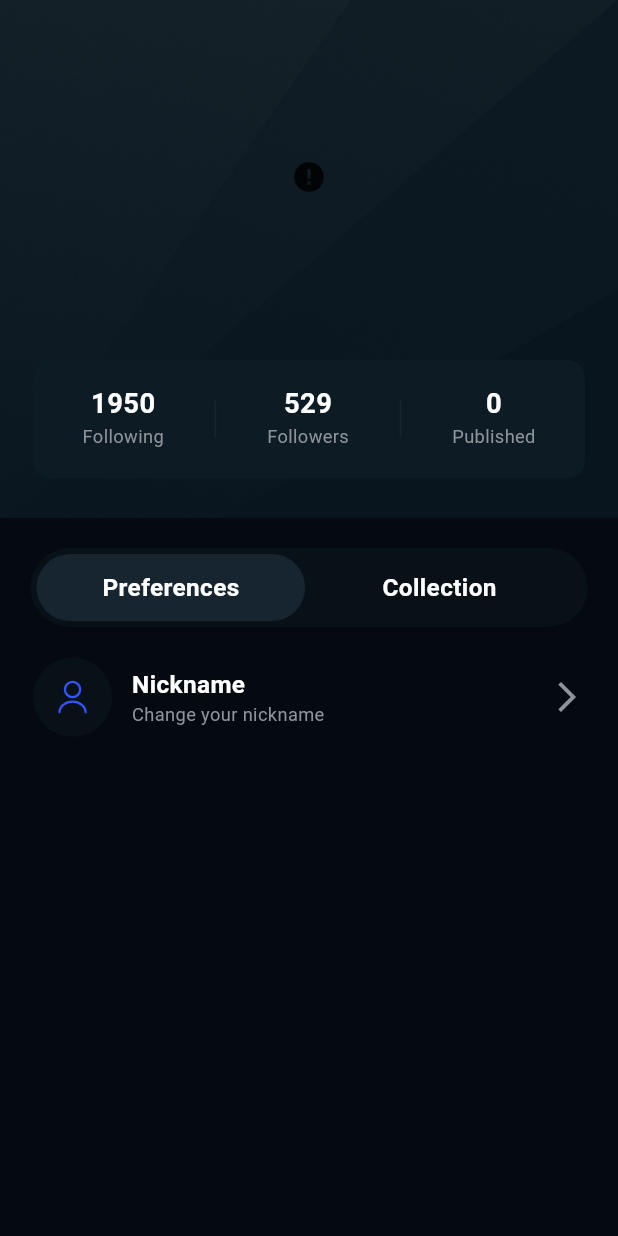
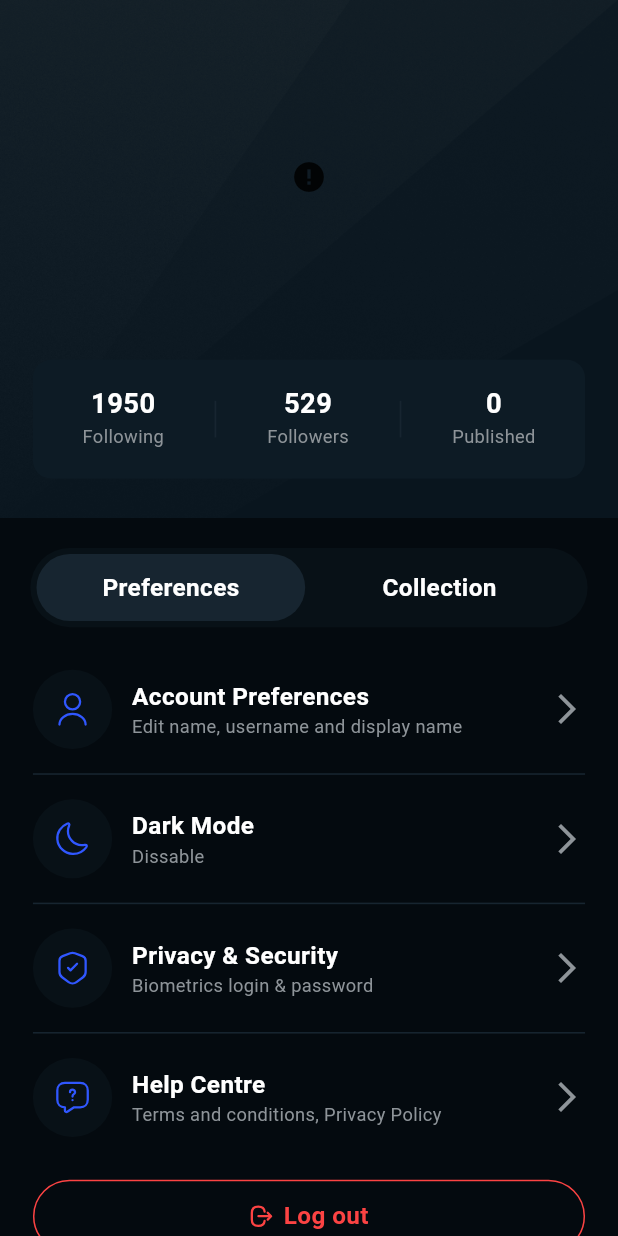
Before and after one commit to virtheart/flutter-news-app, a Flutter app: the ProfileView screen opened by its route, on a phone screen of 412 x 824 dp. Run offline on Flutter 3.47's test engine with Material 3 defaults, Android fonts, the phone set to English and light mode, and no system bars; drawn by our look-alikes of cached_network_image; our stand-ins replace dio, flutter_html, flutter_screenutil, flutter_svg, flutter_swiper_null_safety, get and 2 more; missing offline and left inert: tdesign_flutter; accounts and stored records are empty; network calls fail.

Commit message:
feat(profile): 添加PreferencesItem组件并集成到ProfileView
在ProfileView中新增PreferencesItem组件，用于展示用户偏好设置项，包括账户偏好、暗黑模式、隐私与安全、帮助中心等。该组件提高了代码复用性和UI一致性。

```diff
--- a/lib/app/modules/profile/views/profile_view.dart
+++ b/lib/app/modules/profile/views/profile_view.dart
@@ -5,6 +5,7 @@ import 'package:flutter_svg/flutter_svg.dart';
 import 'package:get/get.dart';
 import 'package:news/app/controllers/global_controller.dart';
 import 'package:news/components/custom_image.dart';
+import 'package:news/components/preferences_item.dart';
 
 import '../controllers/profile_controller.dart';
 
@@ -14,7 +15,8 @@ class ProfileView extends GetView<ProfileController> {
   Widget build(BuildContext context) {
     return Scaffold(
       backgroundColor: const Color(0xFF040A0F),
-      body: Column(
+      body: SingleChildScrollView(
+        child: Column(
           crossAxisAlignment: CrossAxisAlignment.start,
           children: [
             Stack(
@@ -241,65 +243,111 @@ class ProfileView extends GetView<ProfileController> {
               ),
             ),
             Obx(
-            () =>
-                controller.currentIndex.value == 0 ? Container(
+              () => controller.currentIndex.value == 0
+                  ? Container(
                       margin: EdgeInsets.only(
                         left: 20.w,
                         right: 20.w,
                       ),
                       child: Column(
                         children: [
-                      Row(
-                        mainAxisAlignment: MainAxisAlignment.spaceBetween,
-                        children: [
+                          SizedBox(
+                            height: 8.h,
+                          ),
+                          PreferencesItem(
+                            title: 'Account Preferences',
+                            subTitle: 'Edit name, username and display name',
+                            icon: 'assets/svgs/user.svg',
+                            onTap: () {},
+                          ),
                           Container(
-                            width: 52.r,
-                            height: 52.r,
+                            height: 1.h,
+                            width: double.infinity,
+                            color: const Color(0xFF172530),
+                            margin: EdgeInsets.symmetric(vertical: 16.h,),
+                          ),
+                          PreferencesItem(
+                            title: 'Dark Mode',
+                            subTitle: 'Dissable',
+                            icon: 'assets/svgs/moon.svg',
+                            trailing: Switch(
+                              value: false,
+                              onChanged: (value) {},
+                            ),
+                            onTap: () {},
+                          ),
+                          Container(
+                            height: 1.h,
+                            width: double.infinity,
+                            color: const Color(0xFF172530),
+                            margin: EdgeInsets.symmetric(vertical: 16.h,),
+                          ),
+                          PreferencesItem(
+                            title: 'Privacy & Security',
+                            subTitle: 'Biometrics login & password',
+                            icon: 'assets/svgs/shield-tick.svg',
+                            onTap: () {},
+                          ),
+                          Container(
+                            height: 1.h,
+                            width: double.infinity,
+                            color: const Color(0xFF172530),
+                            margin: EdgeInsets.symmetric(vertical: 16.h,),
+                          ),
+                          PreferencesItem(
+                            title: 'Help Centre',
+                            subTitle: 'Terms and conditions, Privacy Policy',
+                            icon: 'assets/svgs/message-question.svg',
+                            onTap: () {},
+                          ),
+                          SizedBox(
+                            height: 28.h,
+                          ),
+                          GestureDetector(
+                            child: Container(
+                              height: 48.h,
+                              width: double.infinity,
                               decoration: BoxDecoration(
-                              color: const Color(0xFF081117),
                                 borderRadius: BorderRadius.circular(32.r),
-                            ),
-                            padding: EdgeInsets.all(14.r),
-                            child: SvgPicture.asset(
-                              'assets/svgs/user.svg',
+                                border: Border.all(
+                                  color: const Color(0xFFFC4343),
+                                  width: 1,
                                 ),
                               ),
+                              child: Row(
+                                mainAxisAlignment: MainAxisAlignment.center,
+                                crossAxisAlignment: CrossAxisAlignment.center,
+                                children: [
+                                  SvgPicture.asset(
+                                    'assets/svgs/logout.svg',
+                                    width: 16.r,
+                                    height: 16.r,
+                                  ),
                                   SizedBox(
-                            width: 12.w,
+                                    width: 6.w,
                                   ),
-                          Column(
-                            crossAxisAlignment: CrossAxisAlignment.start,
-                            children: [
                                   Text(
-                                'Nickname',
+                                    'Log out',
                                     style: TextStyle(
                                       fontSize: 16.sp,
                                       fontWeight: FontWeight.bold,
-                                  color: Colors.white,
-                                ),
-                              ),
-                              Text(
-                                'Change your nickname',
-                                style: TextStyle(
-                                  fontSize: 12.sp,
-                                  fontWeight: FontWeight.normal,
-                                  color: const Color(0xFF8E9499),
+                                      color: const Color(0xFFFC4343),
                                     ),
                                   ),
                                 ],
                               ),
-                          const Spacer(),
-                          const Icon(
-                            Icons.arrow_forward_ios,
-                            color: Color(0xFF8E9499),
                             ),
-                        ]
                           )
                         ],
                       ),
-                ) : Container(),
+                    )
+                  : Container(),
+            ),
+            SizedBox(
+              height: 84.h,
             ),
           ],
+        ),
       ),
     );
   }
--- /dev/null
+++ b/lib/components/preferences_item.dart
@@ -0,0 +1,75 @@
+import 'package:flutter/material.dart';
+import 'package:flutter_screenutil/flutter_screenutil.dart';
+import 'package:flutter_svg/flutter_svg.dart';
+
+class PreferencesItem extends StatelessWidget {
+  final String title; // 标题
+  final String? subTitle; // 副标题
+  final String? icon; // 图标
+  final Widget? trailing; // 尾部小部件
+  final bool showDivider; // 是否显示分割线
+  final VoidCallback? onTap; // 点击事件
+
+  // 修改构造函数，将showDivider设置为默认显示
+  const PreferencesItem(
+      {super.key,
+      required this.title,
+      this.icon,
+      this.trailing,
+      this.showDivider = true,
+      this.subTitle,
+      this.onTap});
+
+  @override
+  Widget build(BuildContext context) {
+    return GestureDetector(
+      onTap: onTap,
+      child: Row(
+        mainAxisAlignment: MainAxisAlignment.spaceBetween,
+        children: [
+          Container(
+            width: 52.r,
+            height: 52.r,
+            decoration: BoxDecoration(
+              color: const Color(0xFF081117),
+              borderRadius: BorderRadius.circular(32.r),
+            ),
+            padding: EdgeInsets.all(14.r),
+            child: SvgPicture.asset(
+              icon ?? 'assets/icons/ic_nickname.svg', // 默认图标
+            ),
+          ),
+          SizedBox(
+            width: 12.w,
+          ),
+          Column(
+            crossAxisAlignment: CrossAxisAlignment.start,
+            children: [
+              Text(
+                title,
+                style: TextStyle(
+                  fontSize: 16.sp,
+                  fontWeight: FontWeight.bold,
+                  color: Colors.white,
+                ),
+              ),
+              Text(
+                subTitle?? '',
+                style: TextStyle(
+                  fontSize: 12.sp,
+                  fontWeight: FontWeight.normal,
+                  color: const Color(0xFF8E9499),
+                ),
+              ),
+            ],
+          ),
+          const Spacer(),
+          const Icon(
+            Icons.arrow_forward_ios,
+            color: Color(0xFF8E9499),
+          ),
+        ],
+      ),
+    );
+  }
+}
```
Lines whose indentation alone changed are shown as unchanged.
